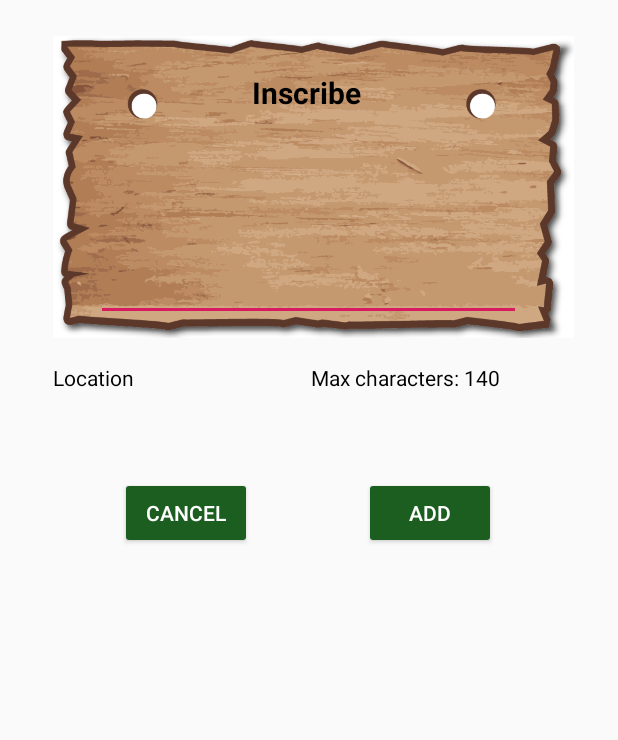
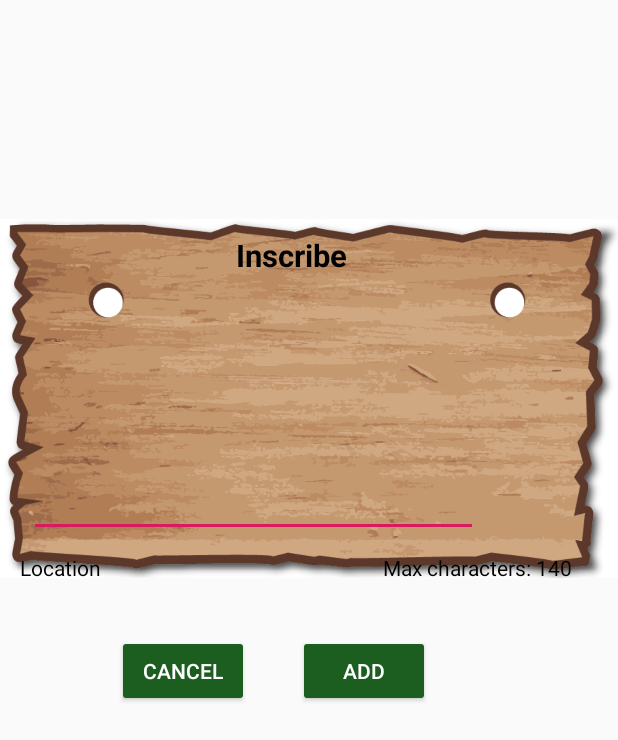
Before and after one commit to clundstrom/Inscriber, an Android app: the layout add_ins_dialog.xml on its own in the app's theme, with its tools: preview values and no code run, on a phone screen of 412 x 824 dp. Shown: the top 740 px of the screen. Run offline under Robolectric (Android 15) with nearby library versions, the phone set to English and light mode, and no system bars; Roboto replaces fonts that are not available here.

Commit message:
converted all units to sdp and ssp to scale with all phones

```diff
--- a/app/build.gradle
+++ b/app/build.gradle
@@ -39,6 +39,8 @@ dependencies {
     implementation 'com.google.android.gms:play-services-location:17.0.0'
     implementation 'com.google.code.gson:gson:2.8.5'
     implementation 'com.android.support:multidex:1.0.3'
+    implementation 'com.intuit.sdp:sdp-android:1.0.6'
+    implementation 'com.intuit.ssp:ssp-android:1.0.6'
 
 }
 apply plugin: 'com.google.gms.google-services'
--- a/app/src/main/res/layout/add_ins_dialog.xml
+++ b/app/src/main/res/layout/add_ins_dialog.xml
@@ -6,26 +6,20 @@
     android:layout_height="wrap_content">
 
     <ImageView
-        android:id="@+id/imageView4"
-        android:layout_width="347dp"
-        android:layout_height="233dp"
-        android:layout_marginTop="8dp"
-        android:layout_marginBottom="48dp"
-        app:layout_constraintBottom_toBottomOf="parent"
-        app:layout_constraintEnd_toEndOf="parent"
-        app:layout_constraintHorizontal_bias="0.542"
+        android:id="@+id/imageView2"
+        android:layout_width="wrap_content"
+        android:layout_height="wrap_content"
         app:layout_constraintStart_toStartOf="parent"
         app:layout_constraintTop_toTopOf="parent"
-        app:layout_constraintVertical_bias="0.0"
         app:srcCompat="@drawable/sign1" />
 
     <TextView
         android:id="@+id/add_ins_title"
-        android:layout_width="74dp"
-        android:layout_height="24dp"
-        android:layout_marginTop="48dp"
+        android:layout_width="@dimen/_74sdp"
+        android:layout_height="@dimen/_24sdp"
+        android:layout_marginTop="@dimen/_120sdp"
         android:text="Inscribe"
-        android:textSize="20sp"
+        android:textSize="@dimen/_16ssp"
         android:textStyle="bold"
         app:layout_constraintEnd_toEndOf="parent"
         app:layout_constraintHorizontal_bias="0.498"
@@ -36,13 +30,10 @@
         android:id="@+id/add_ins_add"
         android:layout_width="wrap_content"
         android:layout_height="wrap_content"
-        android:layout_marginStart="8dp"
-        android:layout_marginTop="104dp"
-        android:layout_marginEnd="80dp"
+        android:layout_marginStart="@dimen/_25sdp"
+        android:layout_marginTop="@dimen/_50sdp"
         android:text="Add"
         android:textColor="@color/buttonText"
-        app:layout_constraintEnd_toEndOf="parent"
-        app:layout_constraintHorizontal_bias="0.985"
         app:layout_constraintStart_toEndOf="@+id/add_ins_cancel"
         app:layout_constraintTop_toBottomOf="@+id/add_ins_msg" />
 
@@ -50,45 +41,44 @@
         android:id="@+id/add_ins_cancel"
         android:layout_width="wrap_content"
         android:layout_height="wrap_content"
-        android:layout_marginStart="80dp"
-        android:layout_marginTop="104dp"
+        android:layout_marginStart="@dimen/_60sdp"
+        android:layout_marginTop="@dimen/_50sdp"
         android:text="Cancel"
         android:textColor="@color/buttonText"
         app:layout_constraintStart_toStartOf="parent"
         app:layout_constraintTop_toBottomOf="@+id/add_ins_msg" />
 
-    <EditText
-        android:id="@+id/add_ins_msg"
-        android:layout_width="283dp"
-        android:layout_height="134dp"
-        android:layout_marginTop="80dp"
-        android:ems="10"
-        android:gravity="start|top"
-        android:inputType="textMultiLine"
-        android:maxLength="140"
-        android:textStyle="bold"
-        app:layout_constraintEnd_toEndOf="@+id/imageView4"
-        app:layout_constraintHorizontal_bias="0.453"
-        app:layout_constraintStart_toStartOf="@+id/imageView4"
-        app:layout_constraintTop_toTopOf="parent" />
-
     <TextView
         android:id="@+id/add_ins_max_char"
-        android:layout_width="143dp"
-        android:layout_height="24dp"
-        android:layout_marginTop="28dp"
-        android:layout_marginEnd="32dp"
+        android:layout_width="@dimen/_110sdp"
+        android:layout_height="@dimen/_35sdp"
+        android:layout_marginTop="@dimen/_8sdp"
+        android:layout_marginEnd="@dimen/_10sdp"
         android:text="Max characters: 140"
-        app:layout_constraintEnd_toEndOf="@+id/imageView4"
+        app:layout_constraintEnd_toEndOf="parent"
         app:layout_constraintTop_toBottomOf="@+id/add_ins_msg" />
 
     <TextView
         android:id="@+id/add_ins_location"
         android:layout_width="wrap_content"
         android:layout_height="wrap_content"
-        android:layout_marginTop="28dp"
+        android:layout_marginStart="@dimen/_10sdp"
+        android:layout_marginTop="@dimen/_8sdp"
         android:text="Location"
-        app:layout_constraintStart_toStartOf="@+id/imageView4"
+        app:layout_constraintStart_toStartOf="parent"
         app:layout_constraintTop_toBottomOf="@+id/add_ins_msg" />
 
+    <EditText
+        android:id="@+id/add_ins_msg"
+        android:layout_width="@dimen/_230sdp"
+        android:layout_height="@dimen/_125sdp"
+        android:layout_marginStart="@dimen/_15sdp"
+        android:layout_marginTop="@dimen/_30sdp"
+        android:ems="10"
+        android:maxLength="140"
+        android:gravity="start|top"
+        android:inputType="textMultiLine"
+        app:layout_constraintStart_toStartOf="@+id/imageView2"
+        app:layout_constraintTop_toTopOf="@+id/add_ins_title" />
+
 </androidx.constraintlayout.widget.ConstraintLayout>
```
Also changed, not shown: app/src/main/res/layout/activity_guide.xml (+17 -17 lines), app/src/main/res/layout/fragment_map.xml (+4 -4 lines), app/src/main/res/layout/inscription_item.xml (+18 -19 lines), app/src/main/res/layout/modal_help.xml (+13 -13 lines).
